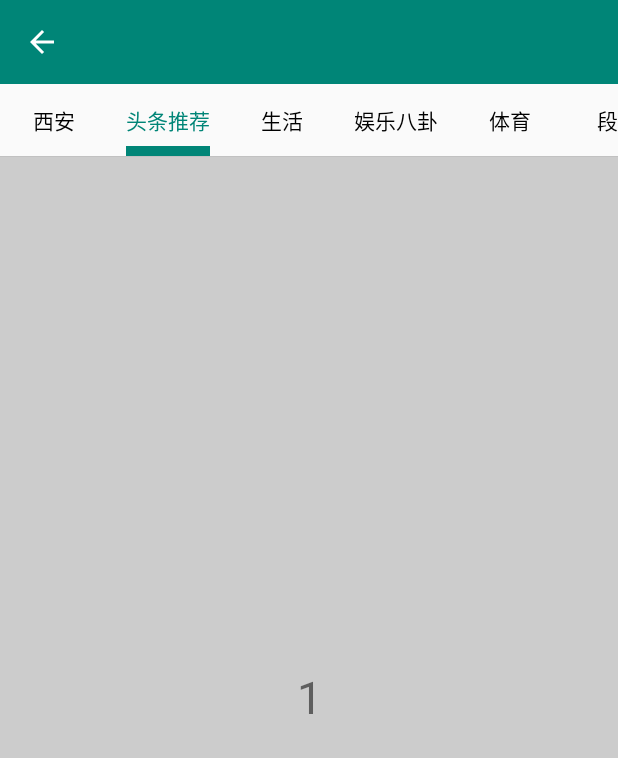
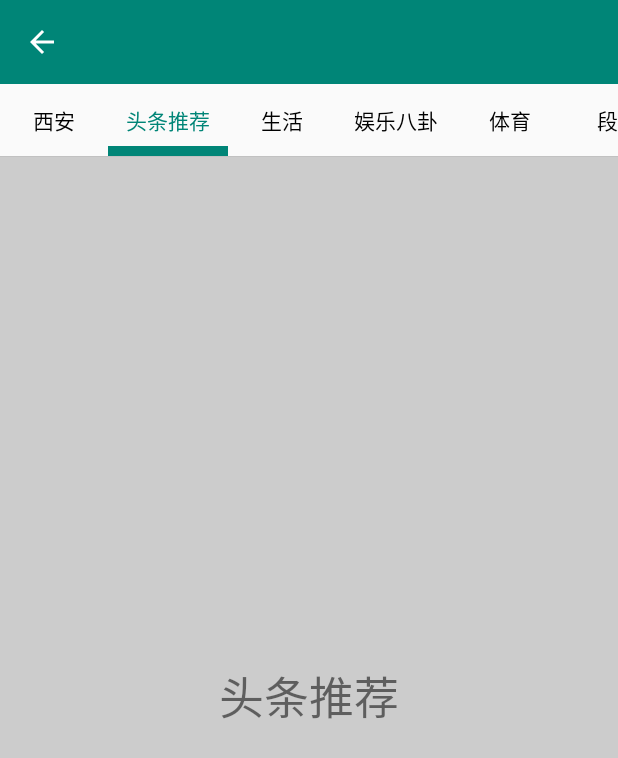
Before and after one commit to JaynmBo/MaterialDesign-master, an Android app: the screen it shows after launch (TabLayoutActivity), tab 2 chosen, on a phone screen of 412 x 824 dp. Shown: the top 758 px of the screen. Run offline under Robolectric (Android 15) with nearby library versions, the phone set to English and light mode, and no system bars; our stand-ins replace ButterKnife.

Commit message:
Fragment懒加载

```diff
--- a/app/src/main/java/com/caobo/slideviewdemo/tablayout/FragmentAdapter.java
+++ /dev/null
@@ -1,33 +0,0 @@
-package com.caobo.slideviewdemo.tablayout;
-
-import java.util.List;
-
-import androidx.annotation.NonNull;
-import androidx.fragment.app.Fragment;
-import androidx.fragment.app.FragmentManager;
-import androidx.fragment.app.FragmentPagerAdapter;
-
-/**
- * Created by cb
- * on 2020-06-12.
- */
-class FragmentAdapter extends FragmentPagerAdapter {
-
-    List<Fragment> fragments;
-
-    public FragmentAdapter(@NonNull FragmentManager fm, int behavior,List<Fragment> fragments) {
-        super(fm, behavior);
-        this.fragments = fragments;
-    }
-
-    @NonNull
-    @Override
-    public Fragment getItem(int position) {
-        return fragments.get(position);
-    }
-
-    @Override
-    public int getCount() {
-        return fragments.size();
-    }
-}
--- a/app/src/main/java/com/caobo/slideviewdemo/tablayout/LazyFragment.java
+++ b/app/src/main/java/com/caobo/slideviewdemo/tablayout/LazyFragment.java
@@ -24,23 +24,25 @@ abstract class LazyFragment extends Fragment {
      */
     private boolean isViewCreated = false;
 
+    /**
+     * 当前显示状态
+     */
     private boolean currentVisibleState = false;
-
 
     @Nullable
     @Override
     public View onCreateView(LayoutInflater inflater, @Nullable ViewGroup container, @Nullable Bundle savedInstanceState) {
 
         if (rootView == null) {
-
+            rootView = inflater.inflate(getLayoutId(), container, false);
         }
-        rootView = inflater.inflate(getLayoutId(), container, false);
         ButterKnife.bind(this, rootView);
         mContext = getActivity();
 
         initView(rootView);
         isViewCreated = true;
 
+        // 第一次加载时，分发加载数据方法
         if (getUserVisibleHint()) {
             disPatchUserVisibleHint(true);
         }
@@ -50,9 +52,16 @@ abstract class LazyFragment extends Fragment {
     protected abstract void initView(View rootView);
 
 
+    /**
+     * 判断Fragment是否可见
+     *
+     * @param isVisibleToUser
+     */
     @Override
     public void setUserVisibleHint(boolean isVisibleToUser) {
         super.setUserVisibleHint(isVisibleToUser);
+
+        // 当View已经加载完毕
         if (isViewCreated) {
             // 从不可见到可见
             if (isVisibleToUser == true && !currentVisibleState) {
@@ -61,6 +70,7 @@ abstract class LazyFragment extends Fragment {
                 disPatchUserVisibleHint(false);
             }
 
+//            disPatchUserVisibleHint(isVisibleToUser);
 
         }
     }
@@ -76,12 +86,13 @@ abstract class LazyFragment extends Fragment {
     @Override
     public void onResume() {
         super.onResume();
-        if (!currentVisibleState && getUserVisibleHint()) {
-            disPatchUserVisibleHint(true);
-        }
+//        if (!currentVisibleState && getUserVisibleHint()) {
+//            disPatchUserVisibleHint(true);
+//        }
     }
 
     private void disPatchUserVisibleHint(boolean isVisible) {
+        // 解决跨页面跳转重复加载数据问题，如果当前加载状态=isVisible时，不再重复分发
         if (currentVisibleState == isVisible) {
             return;
         }
@@ -91,18 +102,11 @@ abstract class LazyFragment extends Fragment {
         } else {
             onFragmentLoadStop();
         }
-
-
     }
 
-    public void onFragmentLoadStop() {
+    public void onFragmentLoadStop() {}
 
-    }
-
-    public void onFragmentLoad() {
-
-
-    }
+    public void onFragmentLoad() {}
 
     /**
      * 获取布局ID
--- a/app/src/main/java/com/caobo/slideviewdemo/tablayout/MyFragment.java
+++ b/app/src/main/java/com/caobo/slideviewdemo/tablayout/MyFragment.java
@@ -12,6 +12,13 @@ import com.caobo.slideviewdemo.R;
  * on 2020-06-12.
  */
 public class MyFragment extends LazyFragment {
+
+
+    private String mTitles[] = {
+            "西安", "头条推荐", "生活", "娱乐八卦", "体育",
+            "段子", "美食", "电影", "科技",};
+
+    private int tabIndex;
 
     private TextView textView;
 
@@ -28,28 +35,22 @@ public class MyFragment extends LazyFragment {
     protected void initView(View rootView) {
         tabIndex = getArguments().getInt("position");
         textView = rootView.findViewById(R.id.textView);
+    }
 
-        textView.setText(tabIndex + "");
-    }
 
     @Override
     protected int getLayoutId() {
         return R.layout.fragment_tablayout;
     }
 
-    private int tabIndex;
-
-    @Override
-    public void setUserVisibleHint(boolean isVisibleToUser) {
-        tabIndex = getArguments().getInt("position");
-        super.setUserVisibleHint(isVisibleToUser);
-    }
 
     @Override
     public void onFragmentLoad() {
         super.onFragmentLoad();
+        tabIndex = getArguments().getInt("position");
+        Log.e("TAG", "onFragmentLoad: 加载 : " + mTitles[tabIndex]);
+        textView.setText(mTitles[tabIndex]);
     }
-
 
     @Override
     public void onFragmentLoadStop() {
@@ -57,6 +58,6 @@ public class MyFragment extends LazyFragment {
 
         tabIndex = getArguments().getInt("position");
         // 暂停一切操作
-        Log.e("TAG", "onFragmentLoadStop: tabIndex : " + tabIndex);
+        Log.e("TAG", "onFragmentLoadStop: 停止加载 : " + mTitles[tabIndex]);
     }
 }
--- a/app/src/main/java/com/caobo/slideviewdemo/tablayout/TabLayoutActivity.java
+++ b/app/src/main/java/com/caobo/slideviewdemo/tablayout/TabLayoutActivity.java
@@ -1,5 +1,6 @@
 package com.caobo.slideviewdemo.tablayout;
 
+import android.annotation.SuppressLint;
 import android.os.Bundle;
 
 import com.caobo.slideviewdemo.R;
@@ -8,9 +9,12 @@ import com.google.android.material.tabs.TabLayout;
 import java.util.ArrayList;
 import java.util.List;
 
+import androidx.annotation.NonNull;
 import androidx.annotation.Nullable;
 import androidx.appcompat.app.AppCompatActivity;
 import androidx.fragment.app.Fragment;
+import androidx.fragment.app.FragmentManager;
+import androidx.fragment.app.FragmentPagerAdapter;
 import androidx.viewpager.widget.ViewPager;
 
 /**
@@ -26,17 +30,16 @@ public class TabLayoutActivity extends AppCompatActivity {
 
     private String mTitles[] = {
             "西安", "头条推荐", "生活", "娱乐八卦", "体育",
-            "段子", "美食", "电影", "科技", "搞笑",
-            "社会", "财经", "时尚", "汽车", "军事",
-            "小说", "育儿", "职场", "萌宠", "游戏",
-            "健康", "动漫", "互联网"};
+            "段子", "美食", "电影", "科技",};
 
+    @SuppressLint("NewApi")
     @Override
     protected void onCreate(@Nullable Bundle savedInstanceState) {
         super.onCreate(savedInstanceState);
         setContentView(R.layout.activity_tablayout);
         viewPage = findViewById(R.id.viewPage);
         tabLayout = findViewById(R.id.tabLayout);
+
         // 设置TAB滚动显示
         tabLayout.setTabMode(TabLayout.MODE_SCROLLABLE);
         // 设置选中下划线颜色
@@ -47,36 +50,44 @@ public class TabLayoutActivity extends AppCompatActivity {
         // 设置下划线高度，已弃用，建议在XML中使用app:tabIndicatorHeight属性设置
         tabLayout.setSelectedTabIndicatorHeight(10);
         // 设置下划线跟文本宽度一致
-        tabLayout.setTabIndicatorFullWidth(false);
+        tabLayout.setTabIndicatorFullWidth(true);
+        // 设置TabLayout和ViewPager绑定
+        tabLayout.setupWithViewPager(viewPage, false);
         // 添加TAB标签
         for (String mTitle : mTitles) {
             tabLayout.addTab(tabLayout.newTab().setText(mTitle));
         }
-
-
-        tabLayout.addOnTabSelectedListener(new TabLayout.OnTabSelectedListener() {
-            @Override
-            public void onTabSelected(final TabLayout.Tab tab) {
-            }
-
-            @Override
-            public void onTabUnselected(TabLayout.Tab tab) {
-
-            }
-
-            @Override
-            public void onTabReselected(TabLayout.Tab tab) {
-
-            }
-        });
-
-        for (int i = 0; i < mTitles.length; i++) {
+        for (int i = 0; i < mTitles.length ; i++) {
             fragments.add(MyFragment.newInstance(i));
         }
 
-        viewPage.setAdapter(new FragmentAdapter(getSupportFragmentManager(), tabLayout.getTabCount(), fragments));
-        viewPage.setCurrentItem(1);
+        viewPage.setAdapter(new FragmentAdapter(getSupportFragmentManager(), tabLayout.getTabCount()));
+        // 设置ViewPager默认显示index
+        viewPage.setCurrentItem(0);
+    }
 
 
+    class FragmentAdapter extends FragmentPagerAdapter {
+
+        public FragmentAdapter(@NonNull FragmentManager fm, int behavior) {
+            super(fm, behavior);
+        }
+
+        @Nullable
+        @Override
+        public CharSequence getPageTitle(int position) {
+            return mTitles[position];
+        }
+
+        @NonNull
+        @Override
+        public Fragment getItem(int position) {
+            return fragments.get(position);
+        }
+
+        @Override
+        public int getCount() {
+            return fragments.size();
+        }
     }
 }
--- a/app/src/main/res/layout/fragment_tablayout.xml
+++ b/app/src/main/res/layout/fragment_tablayout.xml
@@ -1,15 +1,16 @@
 <?xml version="1.0" encoding="utf-8"?>
-<LinearLayout
-    xmlns:android="http://schemas.android.com/apk/res/android" android:layout_width="match_parent"
+<LinearLayout xmlns:android="http://schemas.android.com/apk/res/android"
+    android:layout_width="match_parent"
     android:layout_height="match_parent">
 
     <TextView
         android:id="@+id/textView"
-        android:background="#CCC"
         android:layout_width="match_parent"
         android:layout_height="match_parent"
+        android:layout_gravity="center_vertical"
+        android:background="#CCC"
         android:gravity="center"
-        android:layout_gravity="center_vertical"
-        android:textSize="30dp"/>
+        android:text="loading..."
+        android:textSize="30dp" />
 
 </LinearLayout>
```
Also changed, not shown: app/src/main/java/com/caobo/slideviewdemo/tablayout/MyFragment2.java (added, +66 -0 lines).
